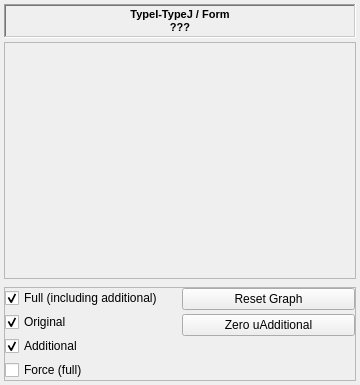
Old version of the form src/gui/pairpotentialwidget.ui in the repository disorderedmaterials/dissolve.
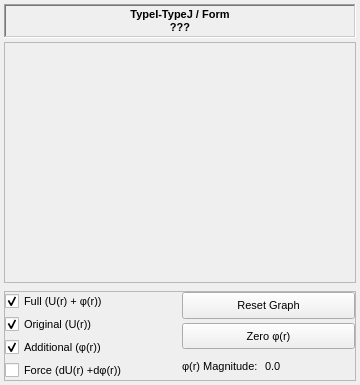
New version of the form.

Commit message: Clarified labelling in PairPotentialWidget, and added display of phi(r) magnitude.

Diff of the .ui file:
```diff
--- a/src/gui/pairpotentialwidget.ui
+++ b/src/gui/pairpotentialwidget.ui
@@ -12,7 +12,7 @@
   </property>
   <property name="font">
    <font>
-    <pointsize>9</pointsize>
+    <pointsize>8</pointsize>
    </font>
   </property>
   <property name="windowTitle">
@@ -221,11 +221,17 @@
          </property>
          <item>
           <widget class="QCheckBox" name="FullEnergyCheck">
+           <property name="sizePolicy">
+            <sizepolicy hsizetype="Expanding" vsizetype="Fixed">
+             <horstretch>0</horstretch>
+             <verstretch>0</verstretch>
+            </sizepolicy>
+           </property>
            <property name="toolTip">
             <string>Display the full interatomic potential, including any additional generated potential</string>
            </property>
            <property name="text">
-            <string>Full (including additional)</string>
+            <string>Full (U(r) + φ(r))</string>
            </property>
            <property name="checked">
             <bool>true</bool>
@@ -238,7 +244,7 @@
             <string>Display the full, original interatomic potential</string>
            </property>
            <property name="text">
-            <string>Original</string>
+            <string>Original (U(r))</string>
            </property>
            <property name="checked">
             <bool>true</bool>
@@ -251,7 +257,7 @@
             <string>Display the additional generated potential</string>
            </property>
            <property name="text">
-            <string>Additional</string>
+            <string>Additional (φ(r))</string>
            </property>
            <property name="checked">
             <bool>true</bool>
@@ -264,7 +270,7 @@
             <string>Display the full interatomic potential, including any additional generated potential</string>
            </property>
            <property name="text">
-            <string>Force (full)</string>
+            <string>Force (dU(r) +dφ(r))</string>
            </property>
           </widget>
          </item>
@@ -272,11 +278,34 @@
        </widget>
       </item>
       <item>
-       <layout class="QVBoxLayout" name="verticalLayout_4">
-        <property name="spacing">
-         <number>4</number>
-        </property>
-        <item>
+       <layout class="QGridLayout" name="gridLayout">
+        <item row="2" column="0">
+         <widget class="QLabel" name="label">
+          <property name="sizePolicy">
+           <sizepolicy hsizetype="Minimum" vsizetype="Preferred">
+            <horstretch>0</horstretch>
+            <verstretch>0</verstretch>
+           </sizepolicy>
+          </property>
+          <property name="text">
+           <string>φ(r) Magnitude: </string>
+          </property>
+         </widget>
+        </item>
+        <item row="2" column="1">
+         <widget class="QLabel" name="UAdditionalMagnitudeLabel">
+          <property name="sizePolicy">
+           <sizepolicy hsizetype="Expanding" vsizetype="Preferred">
+            <horstretch>0</horstretch>
+            <verstretch>0</verstretch>
+           </sizepolicy>
+          </property>
+          <property name="text">
+           <string>0.0</string>
+          </property>
+         </widget>
+        </item>
+        <item row="0" column="0" colspan="2">
          <widget class="QPushButton" name="ResetGraphButton">
           <property name="sizePolicy">
            <sizepolicy hsizetype="Minimum" vsizetype="Minimum">
@@ -289,7 +318,7 @@
           </property>
          </widget>
         </item>
-        <item>
+        <item row="1" column="0" colspan="2">
          <widget class="QPushButton" name="ZeroUAdditionalButton">
           <property name="sizePolicy">
            <sizepolicy hsizetype="Minimum" vsizetype="Minimum">
@@ -298,23 +327,10 @@
            </sizepolicy>
           </property>
           <property name="text">
-           <string>Zero uAdditional</string>
+           <string>Zero φ(r)</string>
           </property>
          </widget>
         </item>
-        <item>
-         <spacer name="verticalSpacer">
-          <property name="orientation">
-           <enum>Qt::Vertical</enum>
-          </property>
-          <property name="sizeHint" stdset="0">
-           <size>
-            <width>20</width>
-            <height>40</height>
-           </size>
-          </property>
-         </spacer>
-        </item>
        </layout>
       </item>
      </layout>
```
The commit also changes 1 other file.
